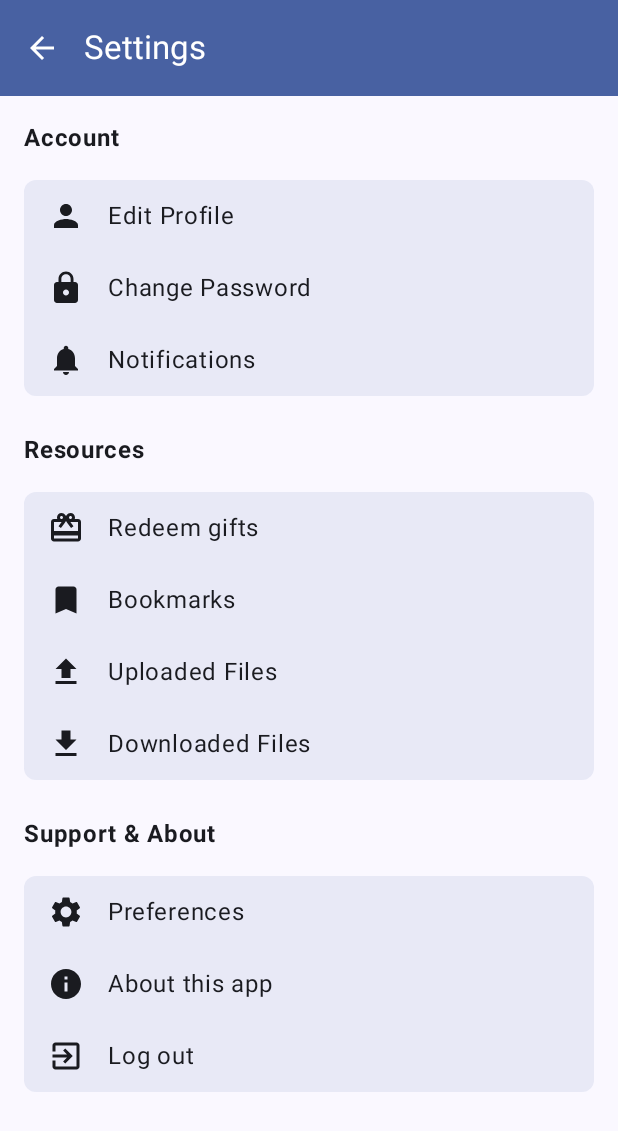
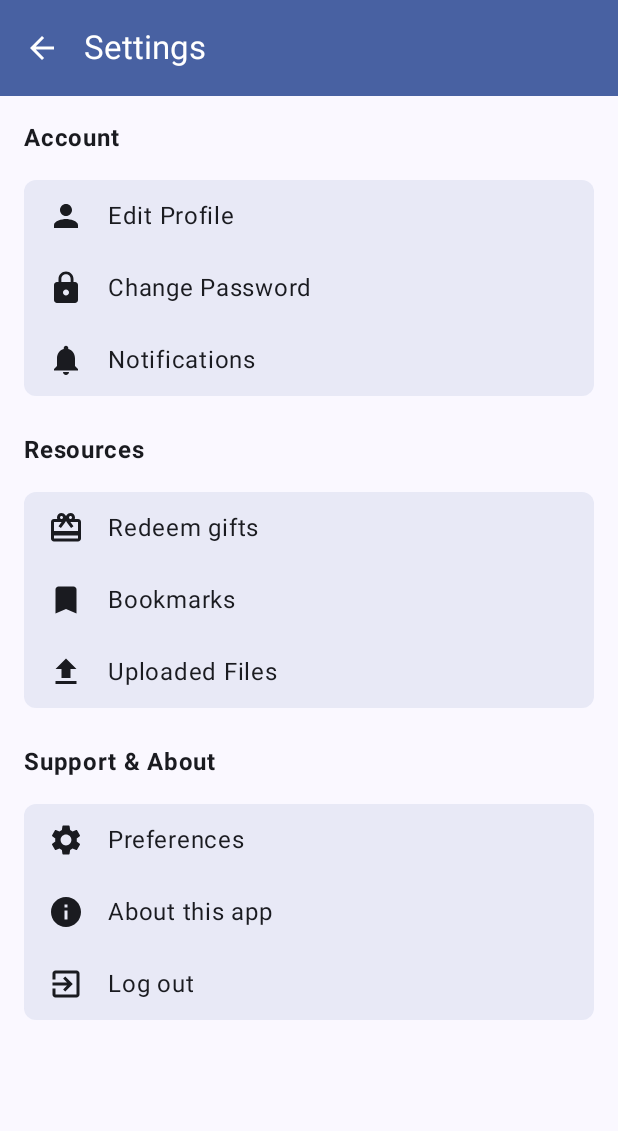
Before and after one commit to COMP4521-Project/COMP4521-kotlin, an Android app built with Jetpack Compose: the Settings screen opened through its navigation route, on a phone screen of 412 x 824 dp. Shown: the top 1131 px of the screen. Run offline under Robolectric (Android 15) with nearby library versions, the phone set to English and light mode, and no system bars; our stand-ins replace Firebase (no records; nobody signed in at launch, a user with empty details on screens opened directly), livedata-compose.

Commit message:
feat: display thumbnailUrl and remove download in setting page

```diff
--- a/app/src/main/java/com/example/comp4521_ustrade/app/screens/Settings.kt
+++ b/app/src/main/java/com/example/comp4521_ustrade/app/screens/Settings.kt
@@ -1,3 +1,4 @@
+
 import android.content.Context
 import androidx.compose.foundation.clickable
 import androidx.compose.foundation.layout.Arrangement
@@ -14,7 +15,6 @@ import androidx.compose.material.icons.Icons
 import androidx.compose.material.icons.filled.ArrowBack
 import androidx.compose.material.icons.filled.Bookmark
 import androidx.compose.material.icons.filled.CardGiftcard
-import androidx.compose.material.icons.filled.Download
 import androidx.compose.material.icons.filled.ExitToApp
 import androidx.compose.material.icons.filled.Info
 import androidx.compose.material.icons.filled.Lock
@@ -147,11 +147,6 @@ fun Settings(
                             text = stringResource(R.string.UploadedFiles),
                             onClick = { navigationController.navigate(Screens.DocumentUploadedList.screen) }
                         )
-                        SettingsItem(
-                            icon = Icons.Default.Download,
-                            text = stringResource(R.string.DownloadedFiles),
-                            onClick = { navigationController.navigate(Screens.DocumentDownloadedList.screen) }
-                        )
                     }
                 }
             }
```
Also changed, not shown: app/src/main/java/com/example/comp4521_ustrade/app/components/DocumentCard.kt (+8 -18 lines).
